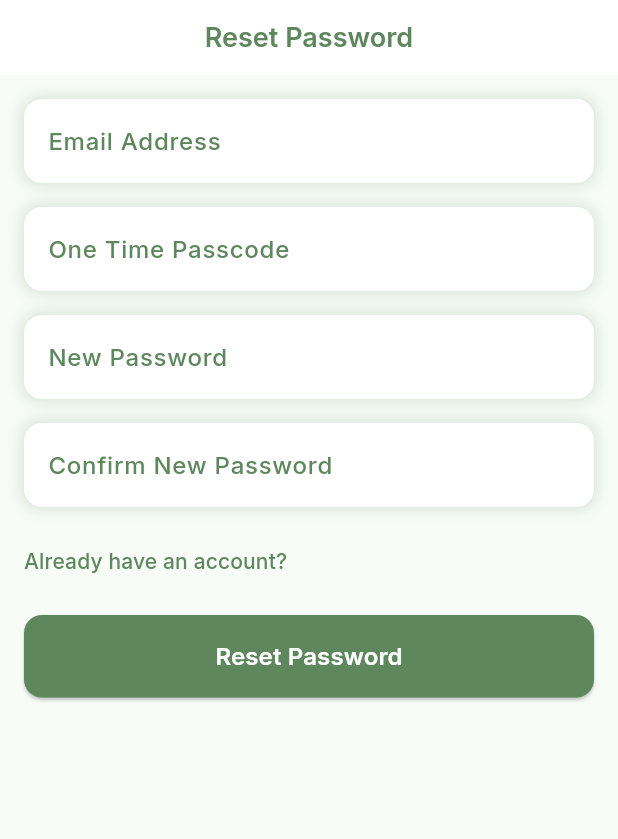
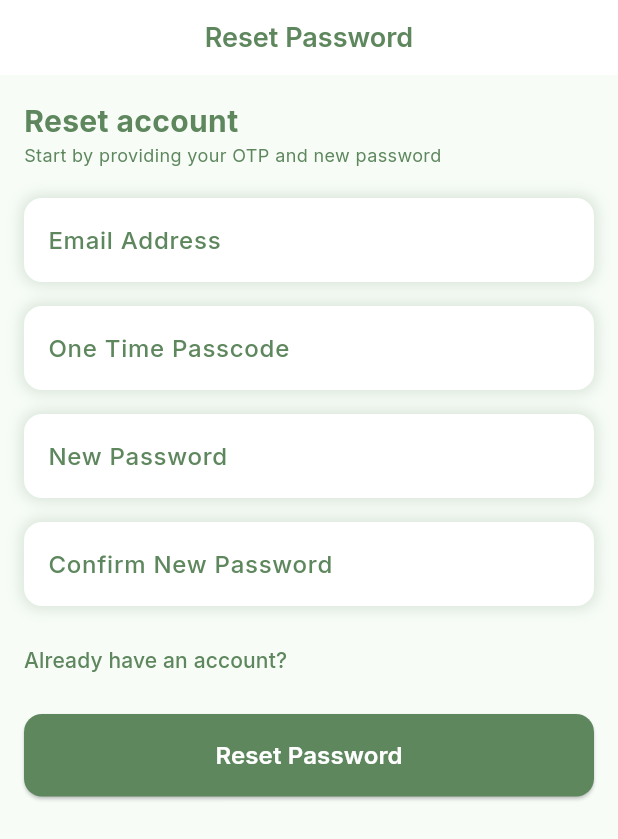
Before and after one commit to kiannaquines/tmds, a Flutter app: the ResetScreen screen opened directly with empty values, on a phone screen of 412 x 824 dp. Shown: the top 839 px of the screen. Run offline on Flutter 3.47's test engine with Material 3 defaults, Android fonts, the phone set to English and light mode, and no system bars; our stand-ins replace google_fonts, lucide_icons_flutter, shared_preferences; accounts and stored records are empty; network calls fail.

Commit message:
Enhance faculty account creation and password reset screens: add role to registration payload, improve UI with reset account header and instructions.

```diff
--- a/lib/screens/reset.dart
+++ b/lib/screens/reset.dart
@@ -128,7 +128,21 @@ class _ResetScreenState extends State<ResetScreen> {
       body: Padding(
         padding: const EdgeInsets.all(16),
         child: Column(
+          crossAxisAlignment: CrossAxisAlignment.start,
           children: [
+            Text(
+              "Reset account",
+              style: GoogleFonts.inter(
+                color: Color(0xFF5E875E),
+                fontSize: 20,
+                fontWeight: FontWeight.bold,
+              ),
+            ),
+            Text(
+              'Start by providing your OTP and new password',
+              style: GoogleFonts.inter(color: Color(0xFF5E875E), fontSize: 12),
+            ),
+            SizedBox(height: 20),
             buildTextField(
               'Email Address',
               _emailController,
```
Also changed, not shown: lib/screens/create_faculty.dart (+9 -1 lines).
